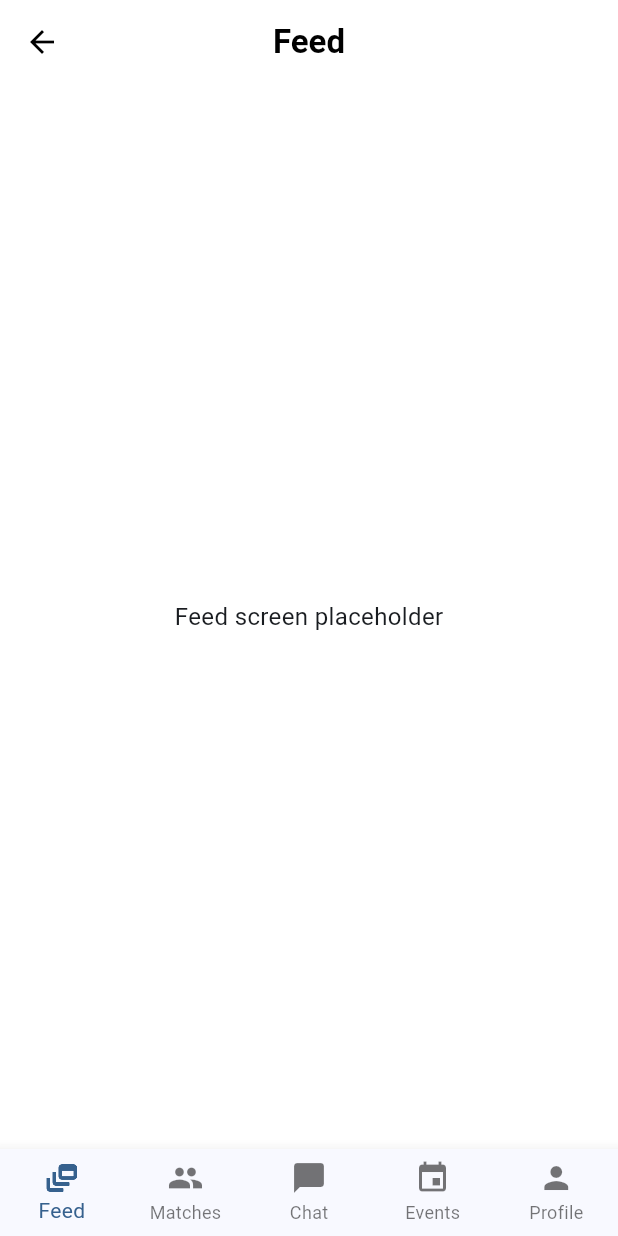
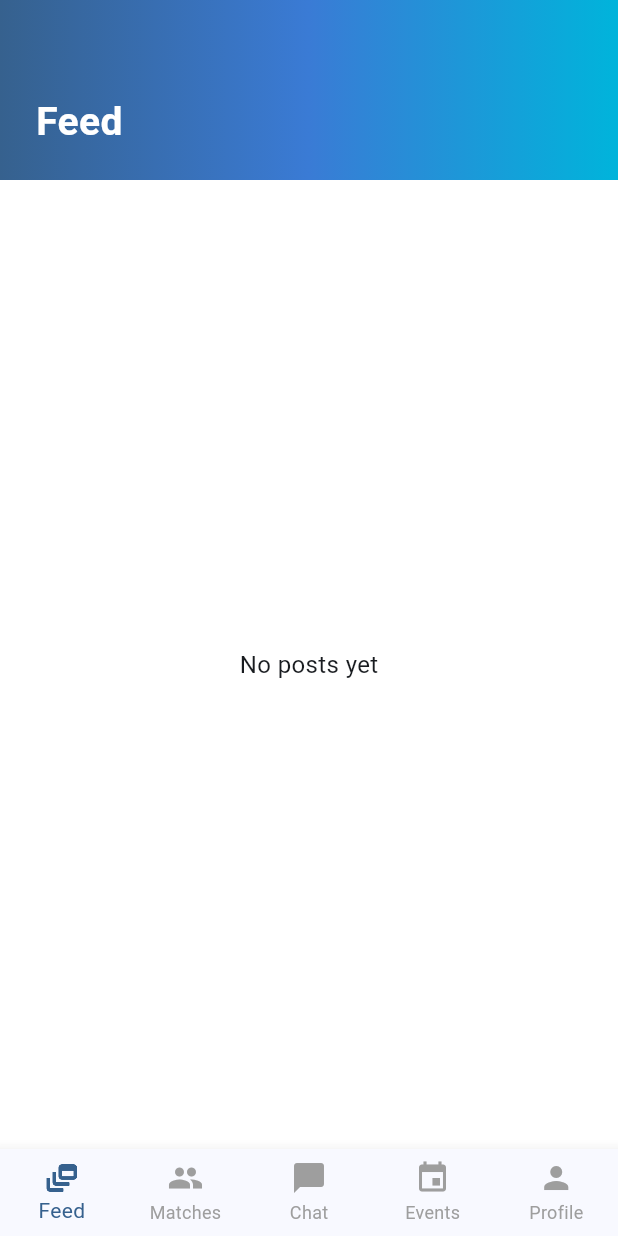
Before and after one commit to Smiller2424/KrustyKonnect_project2, a Flutter app: the HomeShell screen opened directly, on a phone screen of 412 x 824 dp. Run offline on Flutter 3.47's test engine with Material 3 defaults, Android fonts, the phone set to English and light mode, and no system bars; our stand-ins replace cloud_firestore, firebase_auth, firebase_core, firebase_messaging, firebase_storage, image_picker; accounts and stored records are empty.

Commit message:
integrated full home shell navigation with feed, profile, and connection features

```diff
--- a/lib/app/home_shell.dart
+++ b/lib/app/home_shell.dart
@@ -1,10 +1,11 @@
 import 'package:flutter/material.dart';
+import 'package:firebase_auth/firebase_auth.dart';
+
 import '../social/screens/feed_screen.dart';
 import '../connection/screens/matches_screen.dart';
 import '../connection/screens/chat_list_screen.dart';
 import '../connection/screens/events_screen.dart';
 import '../social/screens/profile_screen.dart';
-import 'package:firebase_auth/firebase_auth.dart';
 
 class HomeShell extends StatefulWidget {
   const HomeShell({super.key});
@@ -16,18 +17,36 @@ class HomeShell extends StatefulWidget {
 class _HomeShellState extends State<HomeShell> {
   int _currentIndex = 0;
 
-  final List<Widget> _screens = [
-    FeedScreen(),
-    MatchesScreen(),
-    ChatListScreen(currentUserId: FirebaseAuth.instance.currentUser!.uid),
-    EventsScreen(),
-    ProfileScreen(),
-  ];
+  User? user;
+
+  @override
+  void initState() {
+    super.initState();
+    user = FirebaseAuth.instance.currentUser;
+  }
 
   @override
   Widget build(BuildContext context) {
+    //  Prevent crash if user is null
+    if (user == null) {
+      return const Scaffold(
+        body: Center(child: Text("User not logged in")),
+      );
+    }
+
+    final List<Widget> screens = [
+      const FeedScreen(),
+      const MatchesScreen(),
+      ChatListScreen(currentUserId: user!.uid),
+      EventsScreen(),
+      const ProfileScreen(),
+    ];
+
     return Scaffold(
-      body: _screens[_currentIndex],
+      body: SafeArea(
+        child: screens[_currentIndex],
+      ),
+
       bottomNavigationBar: BottomNavigationBar(
         currentIndex: _currentIndex,
         onTap: (index) {
@@ -36,12 +55,30 @@ class _HomeShellState extends State<HomeShell> {
           });
         },
         type: BottomNavigationBarType.fixed,
+        selectedItemColor: Theme.of(context).colorScheme.primary,
+        unselectedItemColor: Colors.grey,
+
         items: const [
-          BottomNavigationBarItem(icon: Icon(Icons.dynamic_feed), label: 'Feed'),
-          BottomNavigationBarItem(icon: Icon(Icons.people), label: 'Matches'),
-          BottomNavigationBarItem(icon: Icon(Icons.chat_bubble), label: 'Chat'),
-          BottomNavigationBarItem(icon: Icon(Icons.event), label: 'Events'),
-          BottomNavigationBarItem(icon: Icon(Icons.person), label: 'Profile'),
+          BottomNavigationBarItem(
+            icon: Icon(Icons.dynamic_feed),
+            label: 'Feed',
+          ),
+          BottomNavigationBarItem(
+            icon: Icon(Icons.people),
+            label: 'Matches',
+          ),
+          BottomNavigationBarItem(
+            icon: Icon(Icons.chat_bubble),
+            label: 'Chat',
+          ),
+          BottomNavigationBarItem(
+            icon: Icon(Icons.event),
+            label: 'Events',
+          ),
+          BottomNavigationBarItem(
+            icon: Icon(Icons.person),
+            label: 'Profile',
+          ),
         ],
       ),
     );
--- a/lib/social/screens/feed_screen.dart
+++ b/lib/social/screens/feed_screen.dart
@@ -1,4 +1,5 @@
 import 'package:flutter/material.dart';
+import 'package:cloud_firestore/cloud_firestore.dart';
 
 class FeedScreen extends StatelessWidget {
   const FeedScreen({super.key});
@@ -6,8 +7,123 @@ class FeedScreen extends StatelessWidget {
   @override
   Widget build(BuildContext context) {
     return Scaffold(
-      appBar: AppBar(title: Text('Feed')),
-      body: Center(child: Text('Feed screen placeholder')),
+      body: Column(
+        children: [
+
+          //  HEADER
+          Container(
+            height: 120,
+            width: double.infinity,
+            decoration: BoxDecoration(
+              gradient: LinearGradient(
+                colors: [
+                  Theme.of(context).colorScheme.primary,
+                  const Color(0xFF3A7BD5),
+                  const Color(0xFF00B4DB),
+                ],
+              ),
+            ),
+            child: const Padding(
+              padding: EdgeInsets.only(left: 24, bottom: 20),
+              child: Align(
+                alignment: Alignment.bottomLeft,
+                child: Text(
+                  "Feed",
+                  style: TextStyle(
+                    color: Colors.white,
+                    fontSize: 26,
+                    fontWeight: FontWeight.bold,
+                  ),
+                ),
+              ),
+            ),
+          ),
+
+          //  FEED CONTENT
+          Expanded(
+            child: StreamBuilder<QuerySnapshot>(
+              stream: FirebaseFirestore.instance
+                  .collection('posts')
+                  .orderBy('createdAt', descending: true)
+                  .snapshots(),
+              builder: (context, snapshot) {
+
+                if (snapshot.connectionState == ConnectionState.waiting) {
+                  return const Center(child: CircularProgressIndicator());
+                }
+
+                if (!snapshot.hasData || snapshot.data!.docs.isEmpty) {
+                  return const Center(
+                    child: Text("No posts yet"),
+                  );
+                }
+
+                final posts = snapshot.data!.docs;
+
+                return ListView.builder(
+                  itemCount: posts.length,
+                  itemBuilder: (context, index) {
+                    final post = posts[index].data() as Map<String, dynamic>;
+
+                    return Container(
+                      margin: const EdgeInsets.symmetric(
+                          horizontal: 16, vertical: 8),
+                      padding: const EdgeInsets.all(16),
+                      decoration: BoxDecoration(
+                        color: Colors.white,
+                        borderRadius: BorderRadius.circular(12),
+                        boxShadow: [
+                          BoxShadow(
+                            color: Colors.black.withValues(alpha: 0.05),
+                            blurRadius: 6,
+                            offset: const Offset(0, 2),
+                          ),
+                        ],
+                      ),
+                      child: Column(
+                        crossAxisAlignment: CrossAxisAlignment.start,
+                        children: [
+
+                          // USER EMAIL
+                          Text(
+                            post['userEmail'] ?? '',
+                            style: const TextStyle(
+                              fontWeight: FontWeight.bold,
+                            ),
+                          ),
+
+                          const SizedBox(height: 10),
+
+                          // IMAGE
+                          if (post['imageUrl'] != null)
+                            ClipRRect(
+                              borderRadius: BorderRadius.circular(10),
+                              child: Image.network(
+                                post['imageUrl'],
+                                width: double.infinity,
+                                height: 200,
+                                fit: BoxFit.cover,
+                              ),
+                            ),
+
+                          if (post['imageUrl'] != null)
+                            const SizedBox(height: 10),
+
+                          // CAPTION
+                          if (post['caption'] != null &&
+                              post['caption'].toString().isNotEmpty)
+                            Text(post['caption']),
+
+                        ],
+                      ),
+                    );
+                  },
+                );
+              },
+            ),
+          ),
+        ],
+      ),
     );
   }
 }
```
